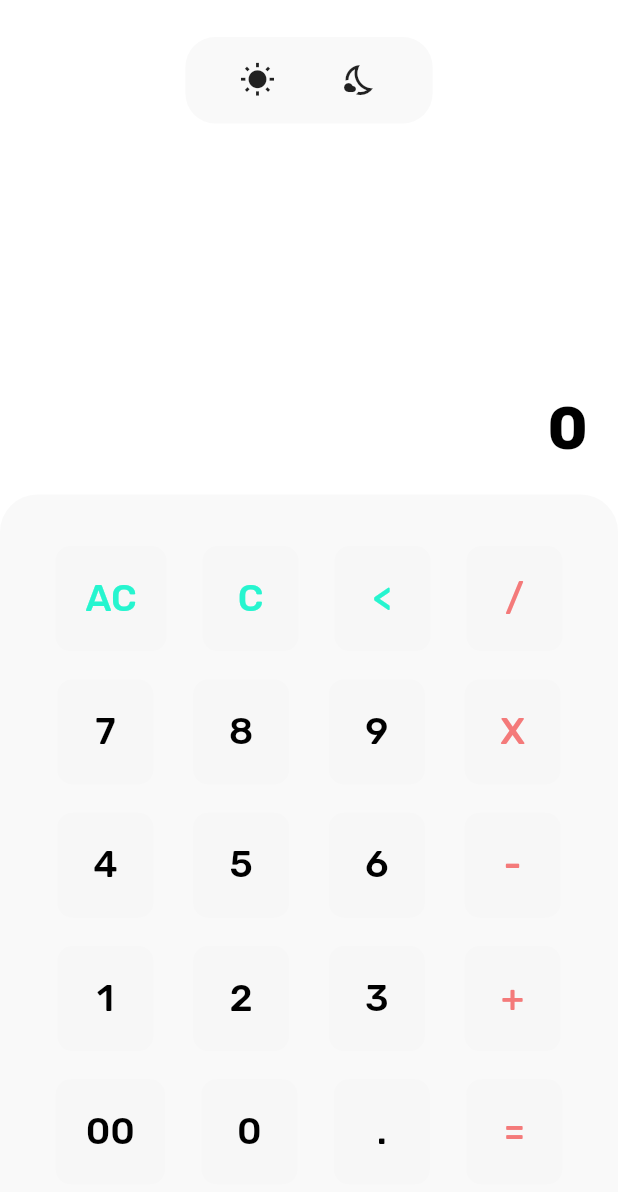
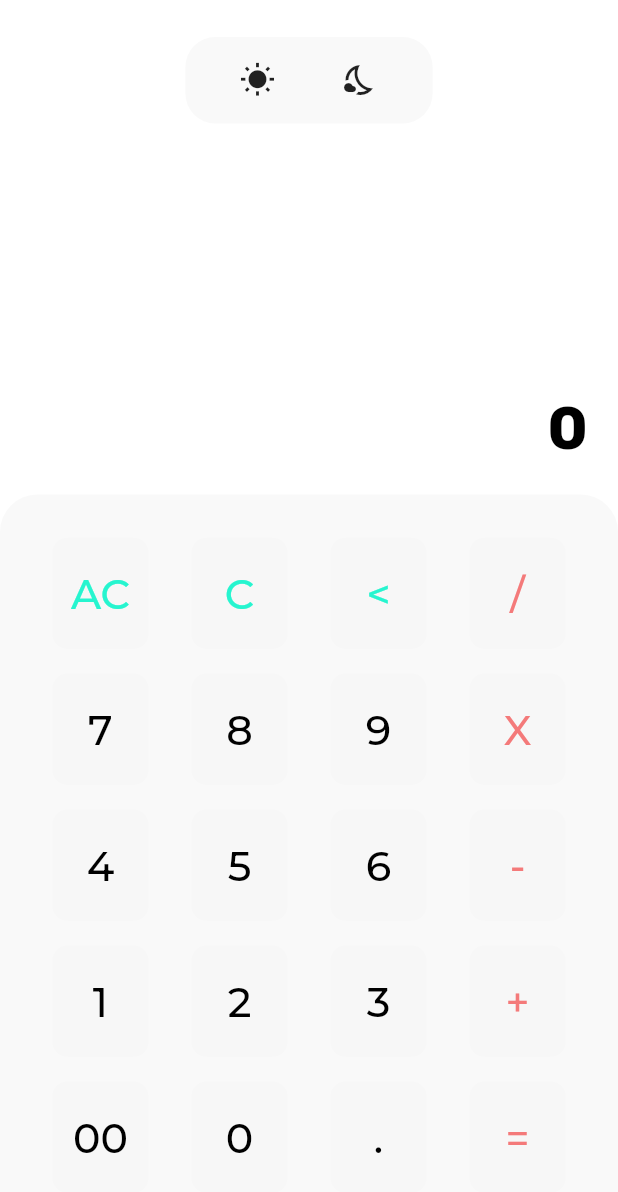
Before and after one commit to c0dysharma/CoolCalc, a Flutter app: the screen it shows after launch, on a phone screen of 412 x 824 dp. Shown: the top 1192 px of the screen. Run offline on Flutter 3.47's test engine with Material 2 defaults, Android fonts, the light colour scheme and no system bars; our stand-ins replace get, google_fonts, sizer.

Commit message:
made ui responsive

```diff
--- a/lib/main.dart
+++ b/lib/main.dart
@@ -2,6 +2,7 @@ import 'package:coolcalc/themes.dart';
 import 'package:coolcalc/widgets/calc_ui.dart';
 import 'package:flutter/material.dart';
 import 'package:get/get.dart';
+import 'package:sizer/sizer.dart';
 
 void main() {
   runApp(const MyApp());
@@ -12,6 +13,8 @@ class MyApp extends StatelessWidget {
 
   @override
   Widget build(BuildContext context) {
+    return Sizer(
+      builder: (context, orientation, deviceType) {
         return GetMaterialApp(
           debugShowCheckedModeBanner: false,
           title: 'CoolCalc',
@@ -21,4 +24,6 @@ class MyApp extends StatelessWidget {
           themeMode: ThemeMode.system,
         );
       }
+    );
   }
+}
--- a/lib/widgets/calc_buttons.dart
+++ b/lib/widgets/calc_buttons.dart
@@ -1,5 +1,7 @@
 import 'package:coolcalc/themes.dart';
 import 'package:flutter/material.dart';
+import 'package:sizer/sizer.dart';
+
 import './key_design.dart';
 
 class CalcButtons extends StatelessWidget {
@@ -9,7 +11,7 @@ class CalcButtons extends StatelessWidget {
   @override
   Widget build(BuildContext context) {
     return Container(
-      padding: const EdgeInsets.all(25),
+      padding: EdgeInsets.all(2.5.h),
       decoration: BoxDecoration(
         color: Theme.of(context).focusColor,
         borderRadius: const BorderRadius.only(
--- a/lib/widgets/key_design.dart
+++ b/lib/widgets/key_design.dart
@@ -1,5 +1,6 @@
 import 'package:flutter/material.dart';
 import 'package:google_fonts/google_fonts.dart';
+import 'package:sizer/sizer.dart';
 
 class KeyDesign extends StatelessWidget {
   final String text;
@@ -15,14 +16,14 @@ class KeyDesign extends StatelessWidget {
       onPressed: () => onPressed(text),
       child: Text(
         text,
-        style: GoogleFonts.rubik(
+        style: GoogleFonts.montserrat(
           color: textColor,
-          fontSize: 25,
+          fontSize: 20.sp,
           fontWeight: FontWeight.w500,
         ),
       ),
       style: TextButton.styleFrom(
-        padding: const EdgeInsets.all(20),
+        padding: EdgeInsets.symmetric(horizontal: 2.5.w, vertical: 2.5.h),
         backgroundColor: Theme.of(context).highlightColor,
         shape: RoundedRectangleBorder(
           borderRadius: BorderRadius.circular(10),
--- a/pubspec.yaml
+++ b/pubspec.yaml
@@ -31,6 +31,7 @@ dependencies:
     sdk: flutter
   google_fonts: ^2.3.1
   get: ^4.6.1
+  sizer: ^2.0.15
 
 
   # The following adds the Cupertino Icons font to your application.
```
Also changed, not shown: pubspec.lock. Lines whose indentation alone changed are shown as unchanged.
